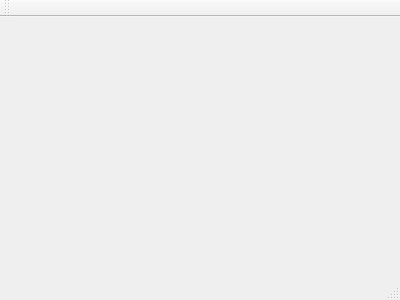
Old version of the form TimerTest/TimerTest/timertest.ui in the repository whjbinghun/learning.
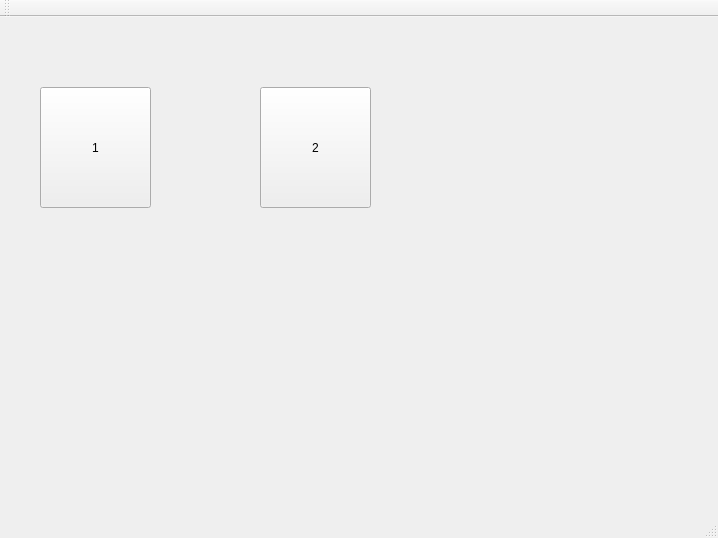
New version of the form.

What changed in the file:
```diff
--- a/TimerTest/TimerTest/timertest.ui
+++ b/TimerTest/TimerTest/timertest.ui
@@ -1,24 +1,66 @@
 <ui version="4.0">
  <class>TimerTest</class>
- <widget class="QMainWindow" name="TimerTest" >
-  <property name="geometry" >
+ <widget class="QMainWindow" name="TimerTest">
+  <property name="geometry">
    <rect>
     <x>0</x>
     <y>0</y>
-    <width>400</width>
-    <height>300</height>
+    <width>718</width>
+    <height>538</height>
    </rect>
   </property>
   <property name="windowTitle" >
    <string>TimerTest</string>
   </property>
-  <widget class="QMenuBar" name="menuBar" />
-  <widget class="QToolBar" name="mainToolBar" />
-  <widget class="QWidget" name="centralWidget" />
-  <widget class="QStatusBar" name="statusBar" />
+  <widget class="QWidget" name="centralWidget">
+   <widget class="QPushButton" name="pushButton">
+    <property name="geometry">
+     <rect>
+      <x>40</x>
+      <y>70</y>
+      <width>111</width>
+      <height>121</height>
+     </rect>
+    </property>
+    <property name="text">
+     <string>1</string>
+    </property>
+   </widget>
+   <widget class="QPushButton" name="id_btn_sender">
+    <property name="geometry">
+     <rect>
+      <x>260</x>
+      <y>70</y>
+      <width>111</width>
+      <height>121</height>
+     </rect>
+    </property>
+    <property name="text">
+     <string>2</string>
+    </property>
+   </widget>
+  </widget>
+  <widget class="QMenuBar" name="menuBar">
+   <property name="geometry">
+    <rect>
+     <x>0</x>
+     <y>0</y>
+     <width>718</width>
+     <height>23</height>
+    </rect>
+   </property>
+  </widget>
+  <widget class="QToolBar" name="mainToolBar">
+   <attribute name="toolBarArea">
+    <enum>TopToolBarArea</enum>
+   </attribute>
+   <attribute name="toolBarBreak">
+    <bool>false</bool>
+   </attribute>
+  </widget>
+  <widget class="QStatusBar" name="statusBar"/>
  </widget>
- <layoutDefault spacing="6" margin="11" />
- <pixmapfunction></pixmapfunction>
+ <layoutdefault spacing="6" margin="11"/>
  <resources/>
  <connections/>
 </ui>
```
Left out of the diff: 3 changed lines with no effect on the pictures.
